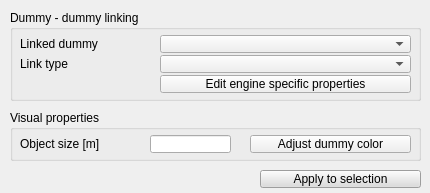
Old version of the form ui/qdlgdummies.ui in the repository CoppeliaRobotics/coppeliaSimLib.
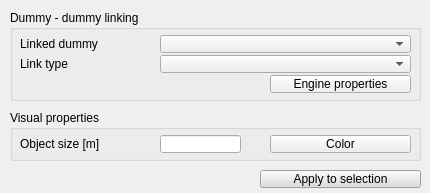
New version of the form.

The edit to the form file:
```diff
--- a/ui/qdlgdummies.ui
+++ b/ui/qdlgdummies.ui
@@ -50,7 +50,7 @@
    <widget class="QLineEdit" name="qqSize">
     <property name="geometry">
      <rect>
-      <x>140</x>
+      <x>150</x>
       <y>25</y>
       <width>81</width>
       <height>18</height>
@@ -60,9 +60,9 @@
    <widget class="QToolButton" name="qqColor">
     <property name="geometry">
      <rect>
-      <x>240</x>
+      <x>260</x>
       <y>25</y>
-      <width>161</width>
+      <width>141</width>
       <height>18</height>
      </rect>
     </property>
@@ -70,7 +70,7 @@
      <enum>Qt::StrongFocus</enum>
     </property>
     <property name="text">
-     <string>Adjust dummy color</string>
+     <string>Color</string>
     </property>
    </widget>
   </widget>
@@ -144,9 +144,9 @@
    <widget class="QToolButton" name="qqEditEngine">
     <property name="geometry">
      <rect>
-      <x>150</x>
+      <x>260</x>
       <y>65</y>
-      <width>251</width>
+      <width>141</width>
       <height>18</height>
      </rect>
     </property>
@@ -154,7 +154,7 @@
      <enum>Qt::StrongFocus</enum>
     </property>
     <property name="text">
-     <string>Edit engine specific properties</string>
+     <string>Engine properties</string>
     </property>
    </widget>
   </widget>
```
